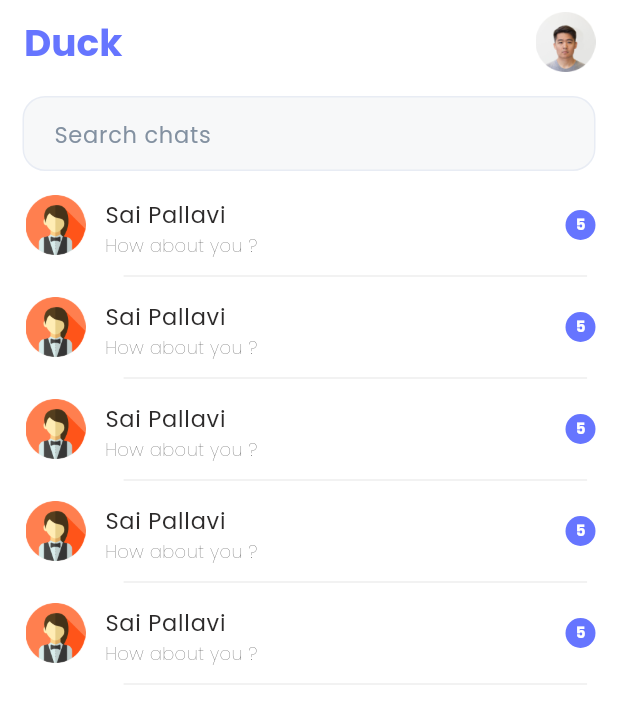
After one commit to mhd-atheel/duck, a Flutter app: the ChatView screen opened directly, on a phone screen of 412 x 824 dp. The commit adds this screen. Shown: the top 724 px of the screen. Run offline on Flutter 3.47's test engine with Material 3 defaults, Android fonts, the phone set to English and light mode, and no system bars; our stand-ins replace google_fonts.

Commit message:
create people_view.dart , chat_view.dart UI

```diff
--- /dev/null
+++ b/lib/chat_screen/chat_view.dart
@@ -0,0 +1,134 @@
+import 'package:flutter/material.dart';
+
+import '../global_colors.dart';
+
+class ChatView extends StatelessWidget {
+  const ChatView({super.key});
+
+  @override
+  Widget build(BuildContext context) {
+    final width = MediaQuery.of(context).size.width;
+    final height = MediaQuery.of(context).size.height;
+    return Scaffold(
+      appBar: AppBar(
+        backgroundColor: Colors.white,
+        title: Text(
+          'Duck',
+          style: TextStyle(
+              color: GlobalColor.mainColor,
+              fontWeight: FontWeight.bold,
+              fontSize: 25
+          ),
+        ),
+        automaticallyImplyLeading: false,
+        actions: [
+          Padding(
+            padding: const EdgeInsets.only(right: 15.0),
+            child: Image.asset('assets/images/profile.png',width: 40,),
+          )
+        ],
+      ),
+      body: SingleChildScrollView(
+        child: Column(
+          children: [
+            Row(
+              children: [
+                Expanded(
+                  child: Padding(
+                    padding: const EdgeInsets.only(left: 15.0,top: 8,bottom: 8,right: 15),
+                    child: Container(
+                      padding:const EdgeInsets.symmetric(horizontal: 20),
+                      height: 50,
+                      decoration: BoxDecoration(
+                          color: const Color(0xffF7F8F9),
+                          border: Border.all(
+                            color: const Color(0xffE8ECF4),
+                          ),
+                          borderRadius: BorderRadius.circular(15)
+                      ),
+                      child: TextFormField(
+                        decoration: const InputDecoration(
+                            border: InputBorder.none,
+                            hintText: 'Search chats',
+                            hintStyle: TextStyle(
+                                color: Color(0xff8391A1),
+                                fontSize: 15
+                            )
+                        ),
+                      ),
+                    ),
+                  ),
+                ),
+
+              ],
+            ),
+            ListView.builder(
+                shrinkWrap: true,
+                itemCount: 5,
+                physics: const NeverScrollableScrollPhysics(),
+                itemBuilder:(context,index){
+                  return Column(
+                    children: [
+                      ListTile(
+                        horizontalTitleGap: 15,
+                        minLeadingWidth: 0,
+                        titleAlignment: ListTileTitleAlignment.center,
+                        minVerticalPadding: 0, // else 2px still present
+                        dense: true, // else 2px still present
+                        visualDensity: VisualDensity.compact, // Else theme will be use
+                        contentPadding: const EdgeInsets.symmetric(horizontal: 15, vertical: 0),
+                        leading: ClipRRect(
+                          borderRadius: BorderRadius.circular(22),
+                          child: SizedBox.fromSize(
+                            size: const Size.fromRadius(22),
+                            child: Image.asset('assets/images/profile2.png'),
+                          ),
+                        ),
+                        title: Text(
+                          'Sai Pallavi',
+                          style: TextStyle(
+                              fontSize: 15,
+                              color: GlobalColor.blackBold
+                          ),
+                        ),
+                        subtitle: Text(
+                          'How about you ?',
+                          style: TextStyle(
+                              fontSize: 12,
+                              color: GlobalColor.blackNormal,
+                              fontWeight:FontWeight.w100
+                          ),
+                        ),
+                        trailing: CircleAvatar(
+                          radius: 10,
+                          backgroundColor: GlobalColor.mainColor,
+                          child: const Center(
+                              child: Text('5',style: TextStyle(
+                                fontSize: 10,
+                                fontWeight: FontWeight.bold,
+                                color: Colors.white
+                              ),)
+                          ),
+                        ),
+                      ),
+                      Padding(
+                        padding: EdgeInsets.only(
+                            right:width *0.05,
+                            left:width *0.2,
+                        ),
+                        child: const Divider(
+                          height: 12,
+                          thickness: 0.5,
+                          color: Color(0xffDCDCDC),
+                        ),
+                      )
+                    ],
+                  );
+                }
+            )
+          ],
+        ),
+      ),
+    );
+  }
+}
--- a/lib/components/bottom_navbar.dart
+++ b/lib/components/bottom_navbar.dart
@@ -1,5 +1,7 @@
+import 'package:duck/chat_screen/chat_view.dart';
 import 'package:duck/global_colors.dart';
 import 'package:duck/home_screen/home_view.dart';
+import 'package:duck/peoples_screen/people_view.dart';
 import 'package:flutter/material.dart';
 
 class BottomNavbar extends StatefulWidget {
@@ -28,9 +30,9 @@ class _BottomNavbarState extends State<BottomNavbar> {
       index: currentIndex,
       children: const [
         HomeView(),
+        PeopleView(),
         HomeView(),
-        HomeView(),
-        HomeView(),
+        ChatView(),
         HomeView(),
       ],
     );
--- a/lib/components/post.dart
+++ b/lib/components/post.dart
@@ -18,7 +18,7 @@ class _PostState extends State<Post> {
     final width = MediaQuery.of(context).size.width;
     final height = MediaQuery.of(context).size.height;
 
-    return Container(
+    return SizedBox(
       width:width,
       // margin: const EdgeInsets.symmetric(horizontal: 15),
 
--- a/lib/home_screen/home_view.dart
+++ b/lib/home_screen/home_view.dart
@@ -9,6 +9,7 @@ class HomeView extends StatelessWidget {
   Widget build(BuildContext context) {
     return Scaffold(
       appBar: AppBar(
+        backgroundColor: Colors.white,
         title: Text(
           'Duck',
           style: TextStyle(
```
Also changed, not shown: lib/peoples_screen/people_view.dart (added, +92 -0 lines).
